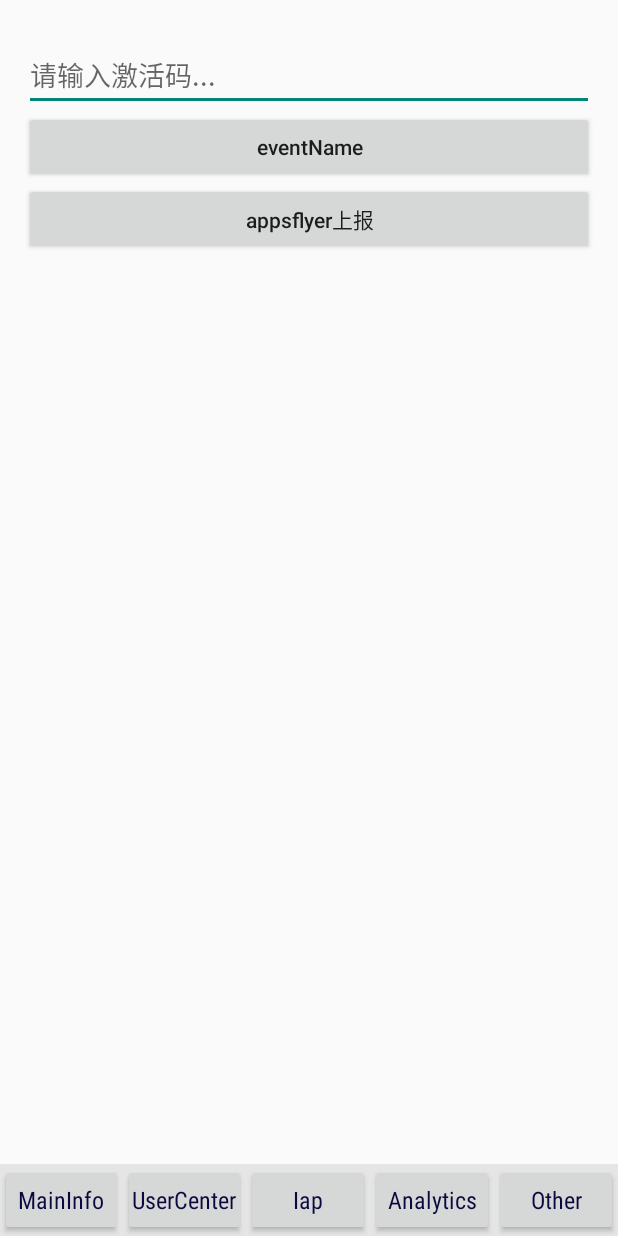
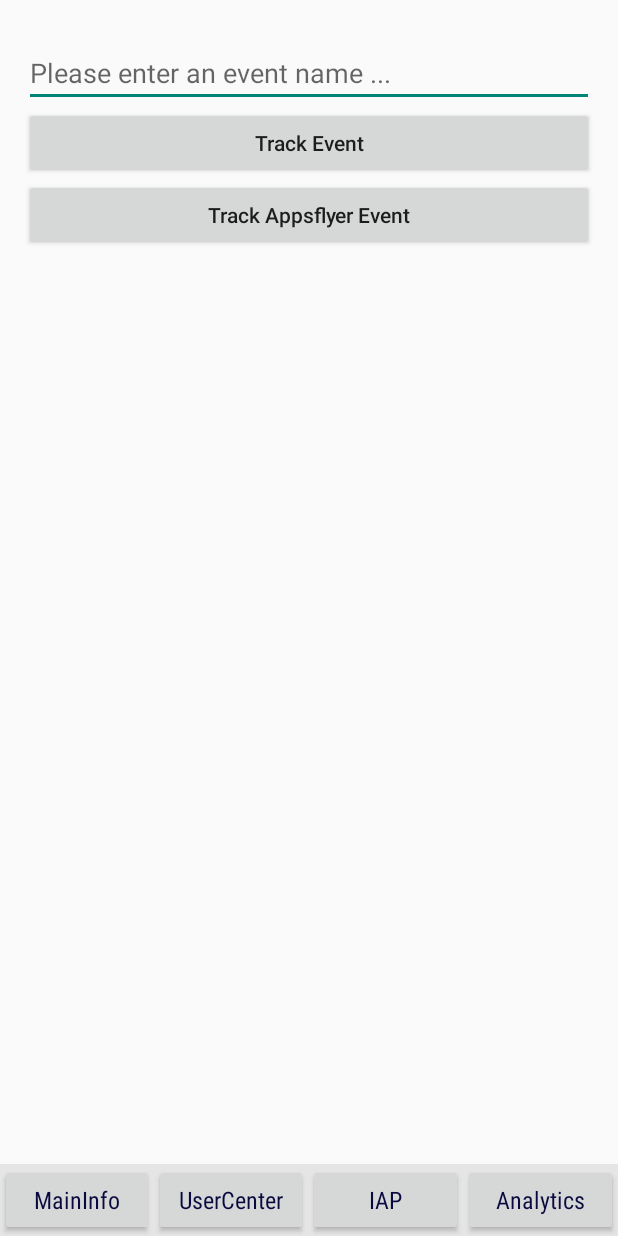
Before and after one commit to Yodo1Games/Yodo1-Suit-SDK-Android-Demo, an Android app: the MainActivity screen opened directly, with no data from a screen before it, after a tap on "Analytics", on a phone screen of 412 x 824 dp. Run offline under Robolectric (Android 15) with nearby library versions, the phone set to English and light mode, and no system bars; libraries missing offline, so code that uses them is left out: com.yodo1.android, com.yodo1.bridge, com.yodo1.sdk; 22 statements that could not run were skipped; 3 other taps on this screen came first.

Commit message:
no message

```diff
--- a/app/src/main/java/com/yodo1/demo/MainActivity.java
+++ b/app/src/main/java/com/yodo1/demo/MainActivity.java
@@ -43,9 +43,9 @@ public class MainActivity extends Yodo1SupportActivity implements View.OnClickLi
         //analytics
         fragments.add(new FragmentAnalytics());
         mainPagrIds.add(R.id.button_analytics);
-        //other
-        fragments.add(new FragmentOther());
-        mainPagrIds.add(R.id.button_other);
+//        //other
+//        fragments.add(new FragmentOther());
+//        mainPagrIds.add(R.id.button_other);
 
         vp = findViewById(R.id.viewpager);
         vp.setOffscreenPageLimit(fragments.size());
@@ -65,7 +65,7 @@ public class MainActivity extends Yodo1SupportActivity implements View.OnClickLi
         }
         Yodo1Game.initWithConfig(this, initConfig.toString());
 
-        Yodo1Game.setDebug(true);
+//        Yodo1Game.setDebug(true);
     }
 
     @Override
--- a/app/src/main/res/layout/activity_main.xml
+++ b/app/src/main/res/layout/activity_main.xml
@@ -47,7 +47,7 @@
             android:layout_weight="1"
             android:fontFamily="sans-serif-condensed"
             android:padding="0dp"
-            android:text="Iap"
+            android:text="IAP"
             android:textAllCaps="false"
             android:textColor="#09093f"
             android:textSize="16sp" />
@@ -64,17 +64,17 @@
             android:textColor="#09093f"
             android:textSize="16sp" />
 
-        <Button
-            android:id="@+id/button_other"
-            android:layout_width="0dp"
-            android:layout_height="wrap_content"
-            android:layout_weight="1"
-            android:fontFamily="sans-serif-condensed"
-            android:padding="0dp"
-            android:text="Other"
-            android:textAllCaps="false"
-            android:textColor="#09093f"
-            android:textSize="16sp" />
+        <!--        <Button-->
+        <!--            android:id="@+id/button_other"-->
+        <!--            android:layout_width="0dp"-->
+        <!--            android:layout_height="wrap_content"-->
+        <!--            android:layout_weight="1"-->
+        <!--            android:fontFamily="sans-serif-condensed"-->
+        <!--            android:padding="0dp"-->
+        <!--            android:text="Other"-->
+        <!--            android:textAllCaps="false"-->
+        <!--            android:textColor="#09093f"-->
+        <!--            android:textSize="16sp" />-->
 
     </LinearLayout>
 </LinearLayout>
--- a/app/src/main/res/layout/fragment_analytics.xml
+++ b/app/src/main/res/layout/fragment_analytics.xml
@@ -21,21 +21,21 @@
             android:layout_width="fill_parent"
             android:layout_height="wrap_content"
             android:layout_marginTop="10dp"
-            android:hint="请输入激活码..."
+            android:hint="Please enter an event name ..."
             android:inputType="text" />
 
         <Button
             android:id="@+id/eventname"
             android:layout_width="fill_parent"
             android:layout_height="wrap_content"
-            android:text="eventName"
+            android:text="Track Event"
             android:textAllCaps="false" />
 
         <Button
             android:id="@+id/appsflyer"
             android:layout_width="fill_parent"
             android:layout_height="wrap_content"
-            android:text="appsflyer上报"
+            android:text="Track Appsflyer Event"
             android:textAllCaps="false" />
 
 
```
